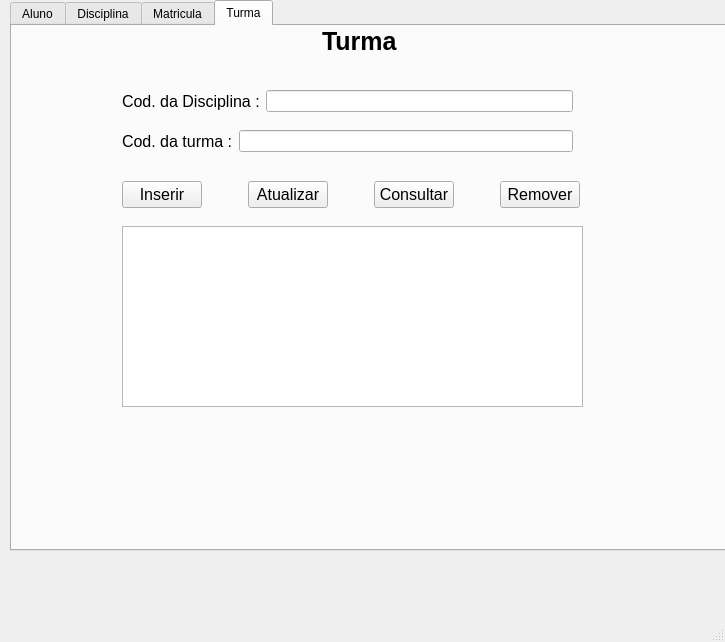
frezatti/Trabalho-Aluno, file mainwindow.ui: the form before one commit.
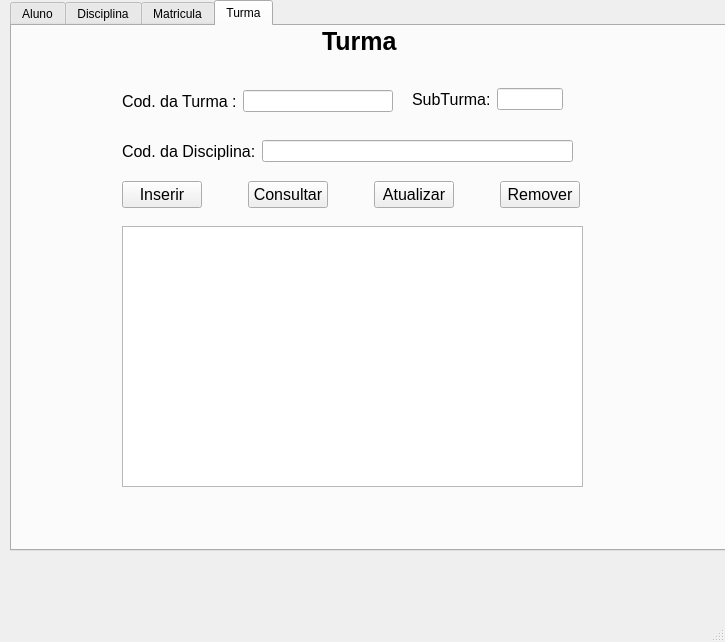
The form after the commit. The open tabs and pages were chosen to show the change.

The edit to the form file:
```diff
--- a/mainwindow.ui
+++ b/mainwindow.ui
@@ -637,22 +637,12 @@
        <string>Turma</string>
       </property>
      </widget>
-     <widget class="QTextEdit" name="textEdit">
-      <property name="geometry">
-       <rect>
-        <x>110</x>
-        <y>200</y>
-        <width>461</width>
-        <height>181</height>
-       </rect>
-      </property>
-     </widget>
      <widget class="QWidget" name="layoutWidget">
       <property name="geometry">
        <rect>
         <x>110</x>
         <y>60</y>
-        <width>451</width>
+        <width>271</width>
         <height>30</height>
        </rect>
       </property>
@@ -665,12 +655,12 @@
           </font>
          </property>
          <property name="text">
-          <string>Cod. da Disciplina :</string>
+          <string>Cod. da Turma :</string>
          </property>
         </widget>
        </item>
        <item>
-        <widget class="QLineEdit" name="lineEditCod_Disciplina"/>
+        <widget class="QLineEdit" name="lineEditCod_Turma"/>
        </item>
       </layout>
      </widget>
@@ -678,7 +668,7 @@
       <property name="geometry">
        <rect>
         <x>110</x>
-        <y>100</y>
+        <y>110</y>
         <width>451</width>
         <height>30</height>
        </rect>
@@ -692,12 +682,12 @@
           </font>
          </property>
          <property name="text">
-          <string>Cod. da turma :</string>
+          <string>Cod. da Disciplina:</string>
          </property>
         </widget>
        </item>
        <item>
-        <widget class="QLineEdit" name="lineEditCod_Turma_2"/>
+        <widget class="QLineEdit" name="lineEditCod_Disciplina"/>
        </item>
       </layout>
      </widget>
@@ -744,7 +734,7 @@
           </font>
          </property>
          <property name="text">
-          <string>Atualizar</string>
+          <string>Consultar</string>
          </property>
         </widget>
        </item>
@@ -769,7 +759,7 @@
           </font>
          </property>
          <property name="text">
-          <string>Consultar</string>
+          <string>Atualizar</string>
          </property>
         </widget>
        </item>
@@ -800,6 +790,43 @@
        </item>
       </layout>
      </widget>
+     <widget class="QTableWidget" name="tableWidgetTur">
+      <property name="geometry">
+       <rect>
+        <x>110</x>
+        <y>200</y>
+        <width>461</width>
+        <height>261</height>
+       </rect>
+      </property>
+     </widget>
+     <widget class="QWidget" name="">
+      <property name="geometry">
+       <rect>
+        <x>400</x>
+        <y>60</y>
+        <width>151</width>
+        <height>26</height>
+       </rect>
+      </property>
+      <layout class="QHBoxLayout" name="horizontalLayout_12">
+       <item>
+        <widget class="QLabel" name="label_10">
+         <property name="font">
+          <font>
+           <pointsize>12</pointsize>
+          </font>
+         </property>
+         <property name="text">
+          <string>SubTurma:</string>
+         </property>
+        </widget>
+       </item>
+       <item>
+        <widget class="QLineEdit" name="lineEditCod_SubTurma"/>
+       </item>
+      </layout>
+     </widget>
     </widget>
    </widget>
   </widget>
```
Left out of the diff: 10 changed lines with no effect on the pictures.
